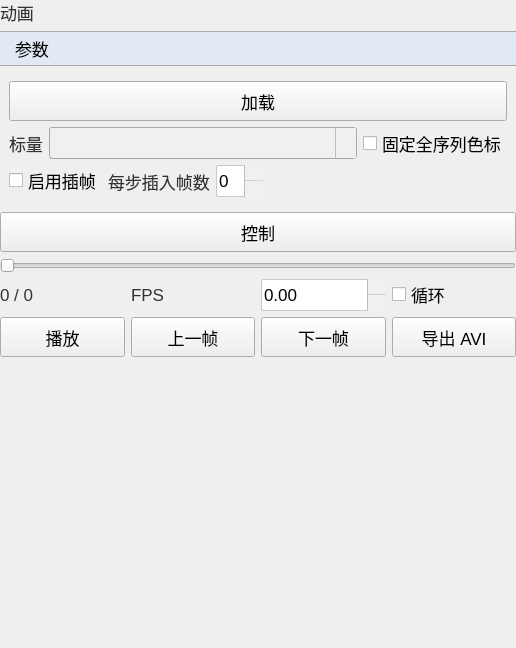
Qt form plugins/Base_PostProcessing/AnimationAviWidget.ui (asd977/base_cae) before a commit.
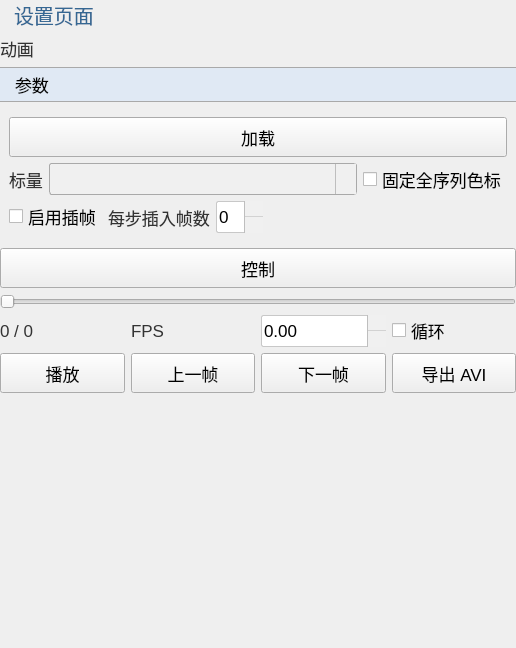
The same form after that commit. Icons and pictures are not drawn.

```diff
--- a/plugins/Base_PostProcessing/AnimationAviWidget.ui
+++ b/plugins/Base_PostProcessing/AnimationAviWidget.ui
@@ -124,6 +124,13 @@
    <property name="bottomMargin">
     <number>0</number>
    </property>
+   <item>
+    <widget class="QLabel" name="pageNameLabel">
+     <property name="text">
+      <string>设置页面</string>
+     </property>
+    </widget>
+   </item>
    <item>
     <widget class="QLabel" name="label">
      <property name="text">
```
